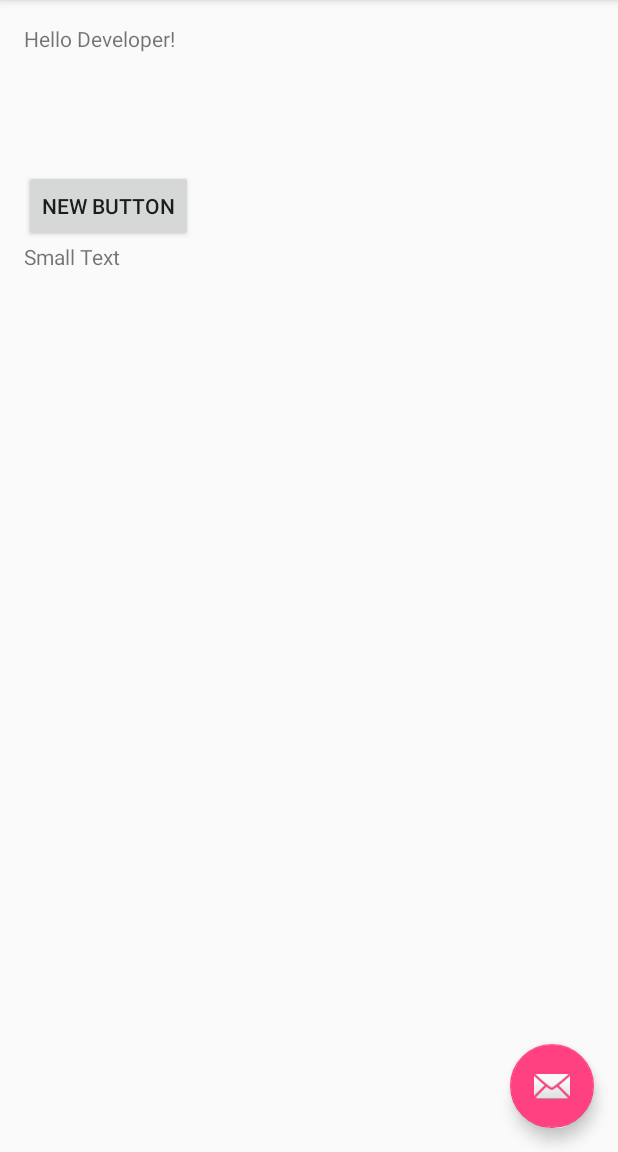
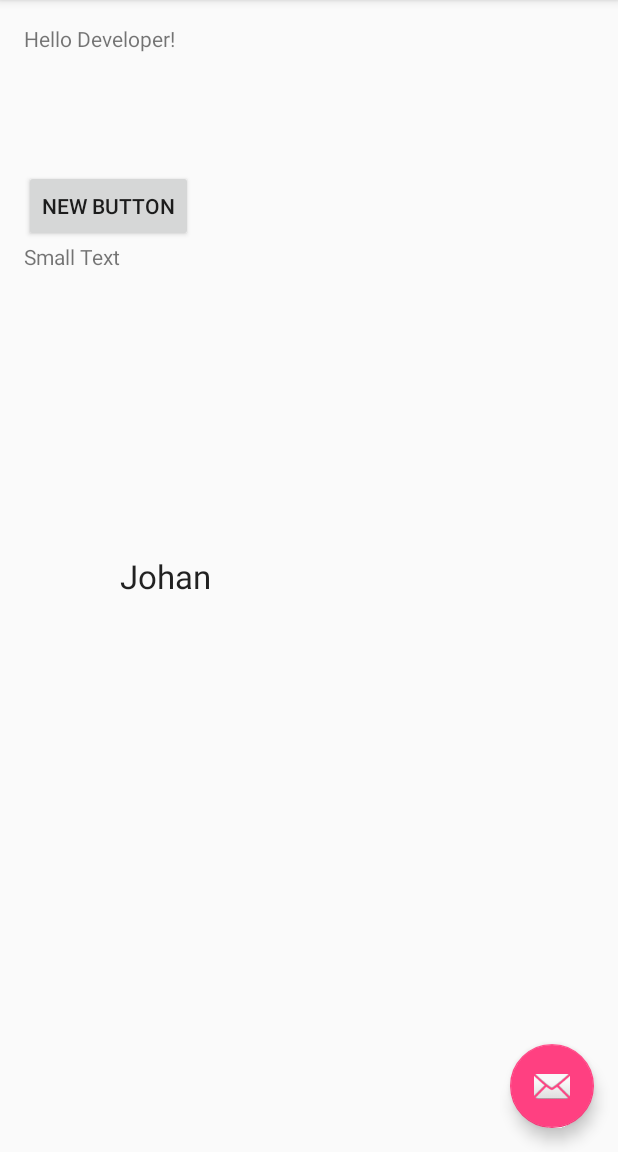
Before and after one commit to Driversbuddy/DriversBuddy, an Android app: the screen it shows after launch (MainActivity), on a phone screen of 412 x 824 dp, the part 84-1236 px from its top. Run offline under Robolectric (Android 15) with nearby library versions, the phone set to English and light mode, and no system bars.

Commit message:
Changed added johan]
syed

```diff
--- a/app/src/main/res/layout/content_main.xml
+++ b/app/src/main/res/layout/content_main.xml
@@ -38,4 +38,14 @@
         android:text="Small Text"
         android:textAppearance="?android:attr/textAppearanceSmall" />
 
+    <TextView
+        android:id="@+id/textView3"
+        android:layout_width="wrap_content"
+        android:layout_height="wrap_content"
+        android:layout_centerVertical="true"
+        android:layout_toEndOf="@+id/textView2"
+        android:layout_toRightOf="@+id/textView2"
+        android:text="Johan"
+        android:textAppearance="?android:attr/textAppearanceLarge" />
+
 </RelativeLayout>
```
